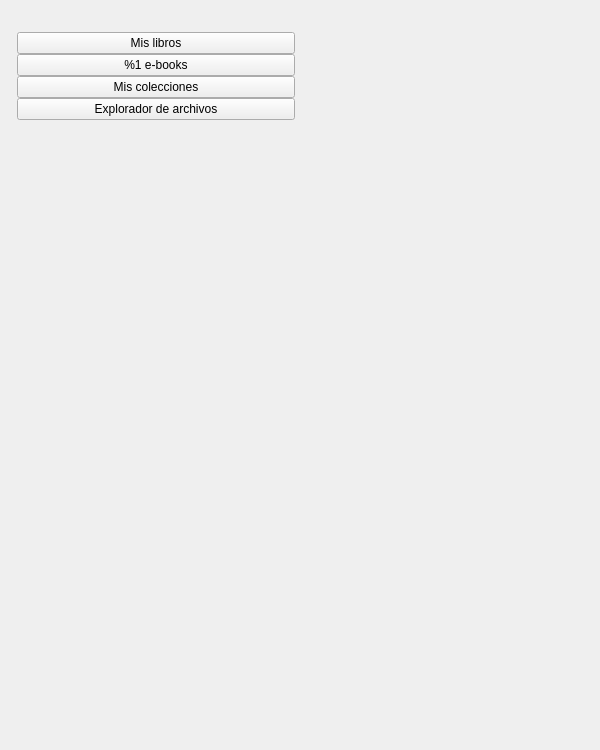
Before: the Qt Designer form bqLibrary/ui/LibraryBooksFilterLayer.ui in bq/cervantes, drawn with Qt 5.
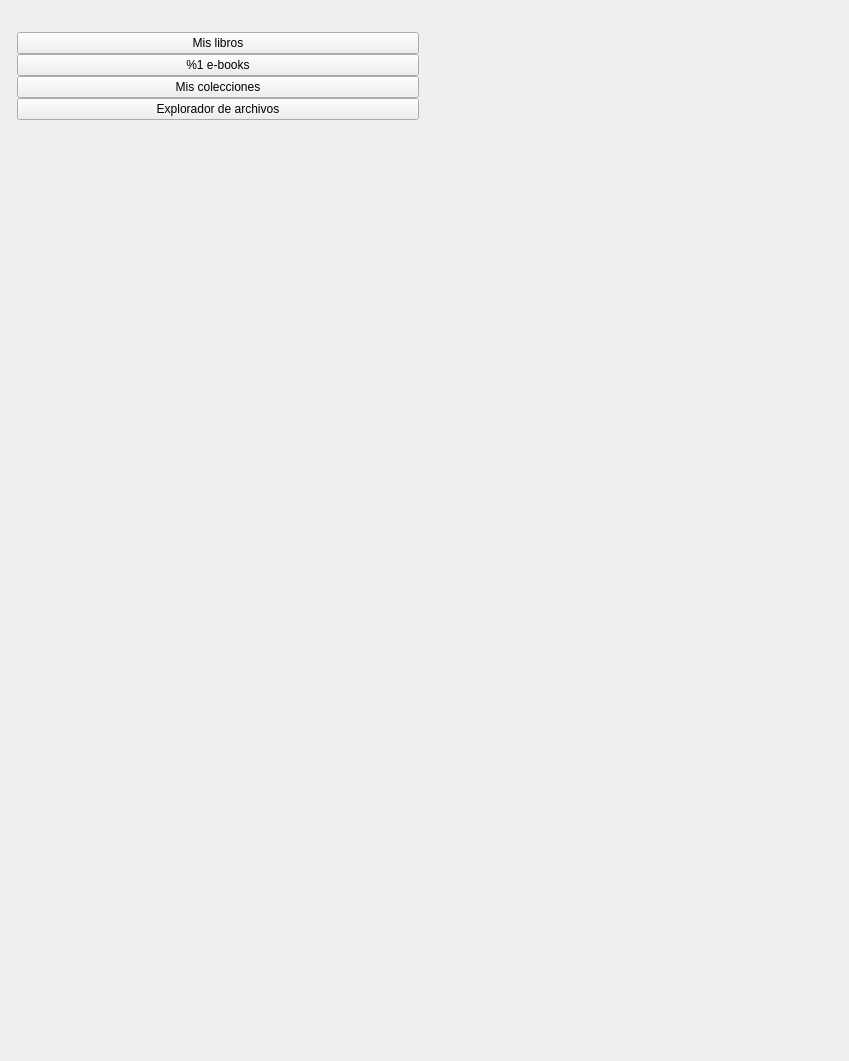
After: the same form once the commit is applied.

The edit to the form file:
```diff
--- a/bqLibrary/ui/LibraryBooksFilterLayer.ui
+++ b/bqLibrary/ui/LibraryBooksFilterLayer.ui
@@ -6,20 +6,20 @@
    <rect>
     <x>0</x>
     <y>0</y>
-    <width>600</width>
-    <height>750</height>
+    <width>849</width>
+    <height>1061</height>
    </rect>
   </property>
   <property name="minimumSize">
    <size>
-    <width>600</width>
-    <height>750</height>
+    <width>0</width>
+    <height>0</height>
    </size>
   </property>
   <property name="maximumSize">
    <size>
-    <width>600</width>
-    <height>750</height>
+    <width>849</width>
+    <height>1061</height>
    </size>
   </property>
   <property name="windowTitle">
@@ -53,7 +53,7 @@
      <property name="maximumSize">
       <size>
        <width>16777215</width>
-       <height>600</height>
+       <height>849</height>
       </size>
      </property>
      <layout class="QHBoxLayout" name="HorizontalContss">
@@ -137,7 +137,7 @@
            <property name="maximumSize">
             <size>
              <width>16777215</width>
-             <height>620</height>
+             <height>877</height>
             </size>
            </property>
            <layout class="QVBoxLayout" name="verticalLayout">
@@ -224,8 +224,8 @@
            </property>
            <property name="sizeHint" stdset="0">
             <size>
-             <width>20</width>
-             <height>40</height>
+             <width>28</width>
+             <height>57</height>
             </size>
            </property>
           </spacer>
@@ -256,8 +256,8 @@
      </property>
      <property name="sizeHint" stdset="0">
       <size>
-       <width>20</width>
-       <height>40</height>
+       <width>28</width>
+       <height>57</height>
       </size>
      </property>
     </spacer>
```
Left out of the diff: 24 changed lines with no effect on the pictures.
